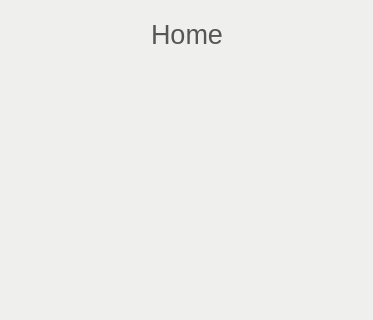
This is dynerandroid.ui in Anmol-A-jain/Dyner-order-client as Qt 5 draws it before an edit; both pictures show x 0 to 373 and y 0 to 320 of the 373 by 643 pixel window. The edited form follows.
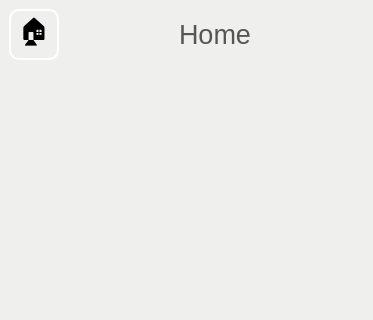
This is the edited form. Icons and pictures are not drawn.

Patch:
```diff
--- a/dynerandroid.ui
+++ b/dynerandroid.ui
@@ -82,6 +82,41 @@
 }</string>
          </property>
          <layout class="QHBoxLayout" name="horizontalLayout">
+          <item>
+           <widget class="QPushButton" name="btnHome">
+            <property name="minimumSize">
+             <size>
+              <width>50</width>
+              <height>50</height>
+             </size>
+            </property>
+            <property name="font">
+             <font>
+              <pointsize>20</pointsize>
+             </font>
+            </property>
+            <property name="styleSheet">
+             <string notr="true">background-color: rgba(0, 0, 0, 0);
+border:2px solid white;
+border-radius:10px;</string>
+            </property>
+            <property name="text">
+             <string>🏠</string>
+            </property>
+            <property name="iconSize">
+             <size>
+              <width>16</width>
+              <height>16</height>
+             </size>
+            </property>
+            <property name="checkable">
+             <bool>false</bool>
+            </property>
+            <property name="checked">
+             <bool>false</bool>
+            </property>
+           </widget>
+          </item>
           <item>
            <spacer name="horizontalSpacer">
             <property name="orientation">
```
Left out of the diff: 32 changed lines with no effect on the pictures.
